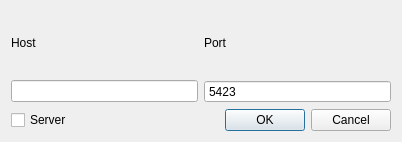
Old version of the form view/invadeconnection.ui in the repository neodc/Invade.
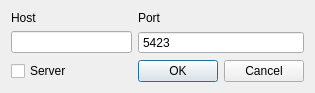
New version of the form.

Commit message: Small improvement of invadeconnection.ui. WIP Handling the right click in dicelabel.

What changed in the file:
```diff
--- a/view/invadeconnection.ui
+++ b/view/invadeconnection.ui
@@ -6,41 +6,16 @@
    <rect>
     <x>0</x>
     <y>0</y>
-    <width>402</width>
-    <height>142</height>
+    <width>315</width>
+    <height>88</height>
    </rect>
   </property>
   <property name="windowTitle">
    <string>Invade</string>
   </property>
   <layout class="QGridLayout" name="gridLayout">
-   <item row="2" column="0">
-    <widget class="QCheckBox" name="server">
-     <property name="text">
-      <string>Server</string>
-     </property>
-    </widget>
-   </item>
-   <item row="2" column="1">
-    <widget class="QDialogButtonBox" name="buttonBox">
-     <property name="orientation">
-      <enum>Qt::Horizontal</enum>
-     </property>
-     <property name="standardButtons">
-      <set>QDialogButtonBox::Cancel|QDialogButtonBox::Ok</set>
-     </property>
-    </widget>
-   </item>
-   <item row="1" column="0">
-    <widget class="QLineEdit" name="host"/>
-   </item>
    <item row="0" column="0">
-    <widget class="QLabel" name="label">
-     <property name="text">
-      <string>Host</string>
-     </property>
-    </widget>
-   </item>
+    <layout class="QGridLayout" name="gridLayout_2">
    <item row="0" column="1">
     <widget class="QLabel" name="label_2">
      <property name="text">
@@ -48,6 +23,16 @@
      </property>
     </widget>
    </item>
+     <item row="0" column="0">
+      <widget class="QLabel" name="label">
+       <property name="text">
+        <string>Host</string>
+       </property>
+      </widget>
+     </item>
+     <item row="1" column="0">
+      <widget class="QLineEdit" name="host"/>
+     </item>
    <item row="1" column="1">
     <widget class="QSpinBox" name="port">
      <property name="buttonSymbols">
@@ -63,6 +48,25 @@
       <number>5423</number>
      </property>
     </widget>
+     </item>
+     <item row="2" column="0">
+      <widget class="QCheckBox" name="server">
+       <property name="text">
+        <string>Server</string>
+       </property>
+      </widget>
+     </item>
+     <item row="2" column="1">
+      <widget class="QDialogButtonBox" name="buttonBox">
+       <property name="orientation">
+        <enum>Qt::Horizontal</enum>
+       </property>
+       <property name="standardButtons">
+        <set>QDialogButtonBox::Cancel|QDialogButtonBox::Ok</set>
+       </property>
+      </widget>
+     </item>
+    </layout>
    </item>
   </layout>
  </widget>
```
Lines whose indentation alone changed are shown as unchanged. The commit also changes 3 other files.
